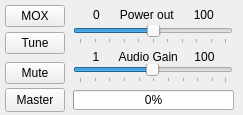
This is trunk/src/QtRadio/ctl.ui in alexlee188/ghpsdr3-alex as Qt 5 draws it before an edit. The edited form follows.
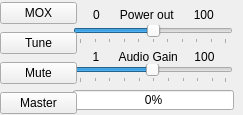
This is the edited form.

The edit to the form file:
```diff
--- a/trunk/src/QtRadio/ctl.ui
+++ b/trunk/src/QtRadio/ctl.ui
@@ -19,41 +19,6 @@
   <property name="frameShadow">
    <enum>QFrame::Raised</enum>
   </property>
-  <widget class="QPushButton" name="btnMox">
-   <property name="geometry">
-    <rect>
-     <x>5</x>
-     <y>5</y>
-     <width>60</width>
-     <height>22</height>
-    </rect>
-   </property>
-   <property name="focusPolicy">
-    <enum>Qt::ClickFocus</enum>
-   </property>
-   <property name="text">
-    <string>MOX</string>
-   </property>
-   <property name="checkable">
-    <bool>true</bool>
-   </property>
-  </widget>
-  <widget class="QPushButton" name="btnTune">
-   <property name="geometry">
-    <rect>
-     <x>5</x>
-     <y>32</y>
-     <width>60</width>
-     <height>22</height>
-    </rect>
-   </property>
-   <property name="text">
-    <string>Tune</string>
-   </property>
-   <property name="checkable">
-    <bool>true</bool>
-   </property>
-  </widget>
   <widget class="QSlider" name="pwrSlider">
    <property name="geometry">
     <rect>
@@ -120,35 +85,6 @@
     <number>0</number>
    </property>
   </widget>
-  <widget class="QPushButton" name="btnMaster">
-   <property name="geometry">
-    <rect>
-     <x>5</x>
-     <y>88</y>
-     <width>60</width>
-     <height>24</height>
-    </rect>
-   </property>
-   <property name="text">
-    <string>Master</string>
-   </property>
-  </widget>
-  <widget class="QPushButton" name="btnMute">
-   <property name="geometry">
-    <rect>
-     <x>5</x>
-     <y>62</y>
-     <width>60</width>
-     <height>22</height>
-    </rect>
-   </property>
-   <property name="text">
-    <string>Mute</string>
-   </property>
-   <property name="checkable">
-    <bool>true</bool>
-   </property>
-  </widget>
   <widget class="QSlider" name="audioSlider">
    <property name="geometry">
     <rect>
@@ -190,6 +126,73 @@
     <set>Qt::AlignCenter</set>
    </property>
   </widget>
+  <widget class="QWidget" name="widget" native="true">
+   <property name="geometry">
+    <rect>
+     <x>0</x>
+     <y>0</y>
+     <width>77</width>
+     <height>116</height>
+    </rect>
+   </property>
+   <layout class="QVBoxLayout" name="verticalLayout">
+    <property name="spacing">
+     <number>-1</number>
+    </property>
+    <item>
+     <widget class="QPushButton" name="btnMox">
+      <property name="focusPolicy">
+       <enum>Qt::ClickFocus</enum>
+      </property>
+      <property name="toolTip">
+       <string>Toggle transmit mode</string>
+      </property>
+      <property name="text">
+       <string>MOX</string>
+      </property>
+      <property name="checkable">
+       <bool>true</bool>
+      </property>
+     </widget>
+    </item>
+    <item>
+     <widget class="QPushButton" name="btnTune">
+      <property name="toolTip">
+       <string>Toggle tuning mode</string>
+      </property>
+      <property name="text">
+       <string>Tune</string>
+      </property>
+      <property name="checkable">
+       <bool>true</bool>
+      </property>
+     </widget>
+    </item>
+    <item>
+     <widget class="QPushButton" name="btnMute">
+      <property name="toolTip">
+       <string>Mute/Unmute audio</string>
+      </property>
+      <property name="text">
+       <string>Mute</string>
+      </property>
+      <property name="checkable">
+       <bool>true</bool>
+      </property>
+     </widget>
+    </item>
+    <item>
+     <widget class="QPushButton" name="btnMaster">
+      <property name="toolTip">
+       <string>Regain Master control</string>
+      </property>
+      <property name="text">
+       <string>Master</string>
+      </property>
+     </widget>
+    </item>
+   </layout>
+  </widget>
  </widget>
  <resources/>
  <connections/>
```
Left out of the diff: 9 changed lines with no effect on the pictures.
